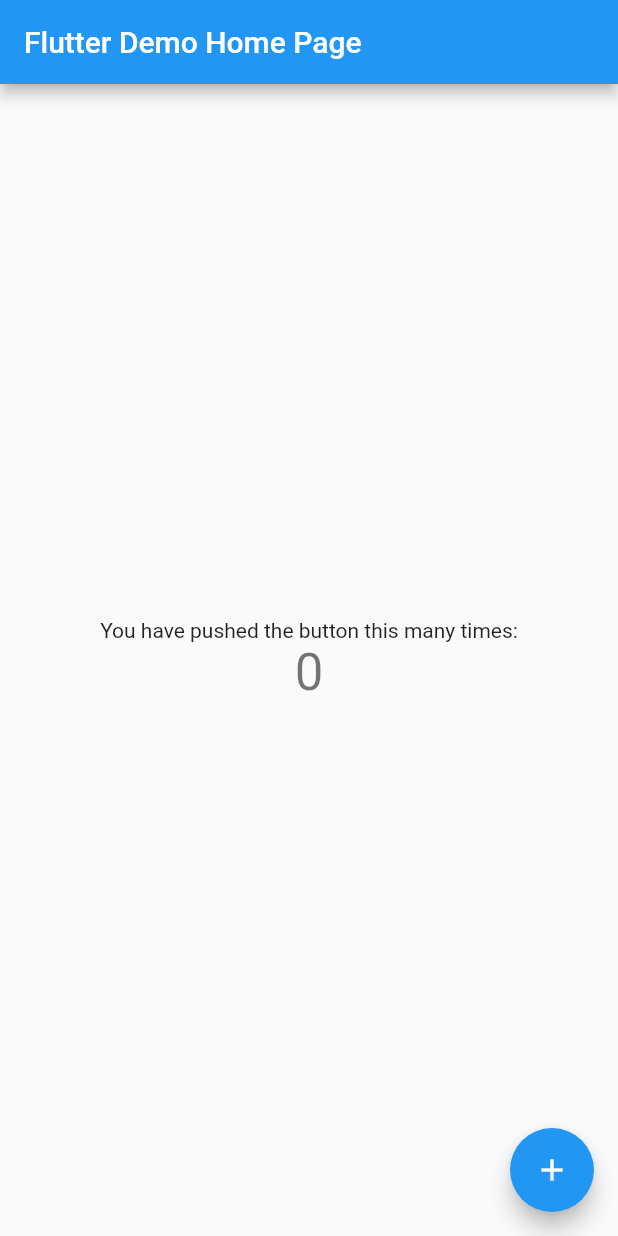
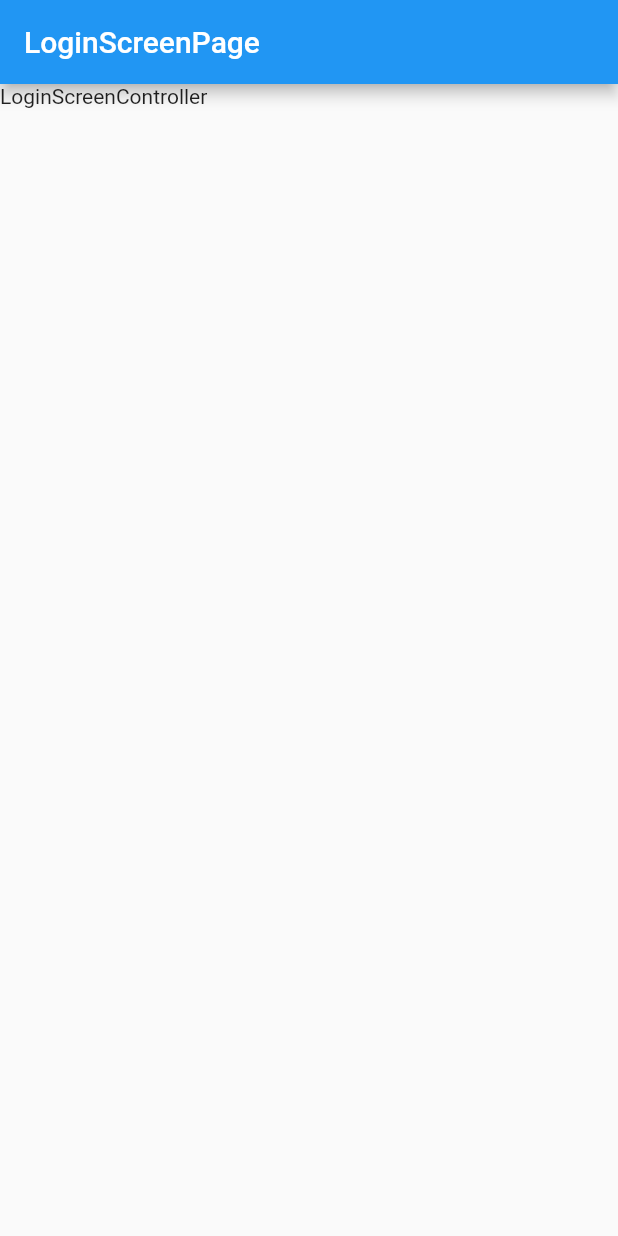
Before and after one commit to CIS-4935-Capstone-Project/munchease_frontend, a Flutter app: the screen it shows after launch, on a phone screen of 412 x 824 dp. Run offline on Flutter 3.47's test engine with Material 2 defaults, Android fonts, the phone set to English and light mode, and no system bars; our stand-ins replace get.

```diff
--- /dev/null
+++ b/lib/controllers/login_screen_controller.dart
@@ -0,0 +1,12 @@
+import 'dart:developer';
+
+import 'package:get/get.dart';
+
+// Controlls the login screen interactions
+class LoginScreenController extends GetxController {
+  // When the controller get initialized
+  @override
+  void onInit() {
+    super.onInit();
+  }
+}
--- a/lib/main.dart
+++ b/lib/main.dart
@@ -1,115 +1,23 @@
 import 'package:flutter/material.dart';
+import 'package:get/get.dart';
+import 'package:munchease/utils/app_bindings.dart';
+
+import 'utils/app_pages.dart';
 
 void main() {
-  runApp(const MyApp());
+  runApp(const MainApp());
 }
 
-class MyApp extends StatelessWidget {
-  const MyApp({super.key});
-
-  // This widget is the root of your application.
+class MainApp extends StatelessWidget {
+  const MainApp({super.key});
   @override
   Widget build(BuildContext context) {
-    return MaterialApp(
-      title: 'Flutter Demo',
-      theme: ThemeData(
-        // This is the theme of your application.
-        //
-        // Try running your application with "flutter run". You'll see the
-        // application has a blue toolbar. Then, without quitting the app, try
-        // changing the primarySwatch below to Colors.green and then invoke
-        // "hot reload" (press "r" in the console where you ran "flutter run",
-        // or simply save your changes to "hot reload" in a Flutter IDE).
-        // Notice that the counter didn't reset back to zero; the application
-        // is not restarted.
-        primarySwatch: Colors.blue,
-      ),
-      home: const MyHomePage(title: 'Flutter Demo Home Page'),
-    );
+    return GetMaterialApp(
+        // Run some initial bindings for controllers.
+        initialBinding: AppBinding(),
+        // The initial route this can be changed to the splash screen route as well.
+        initialRoute: '/',
+        // Predefined pages.
+        getPages: AppPages.pages);
   }
 }
-
-class MyHomePage extends StatefulWidget {
-  const MyHomePage({super.key, required this.title});
-
-  // This widget is the home page of your application. It is stateful, meaning
-  // that it has a State object (defined below) that contains fields that affect
-  // how it looks.
-
-  // This class is the configuration for the state. It holds the values (in this
-  // case the title) provided by the parent (in this case the App widget) and
-  // used by the build method of the State. Fields in a Widget subclass are
-  // always marked "final".
-
-  final String title;
-
-  @override
-  State<MyHomePage> createState() => _MyHomePageState();
-}
-
-class _MyHomePageState extends State<MyHomePage> {
-  int _counter = 0;
-
-  void _incrementCounter() {
-    setState(() {
-      // This call to setState tells the Flutter framework that something has
-      // changed in this State, which causes it to rerun the build method below
-      // so that the display can reflect the updated values. If we changed
-      // _counter without calling setState(), then the build method would not be
-      // called again, and so nothing would appear to happen.
-      _counter++;
-    });
-  }
-
-  @override
-  Widget build(BuildContext context) {
-    // This method is rerun every time setState is called, for instance as done
-    // by the _incrementCounter method above.
-    //
-    // The Flutter framework has been optimized to make rerunning build methods
-    // fast, so that you can just rebuild anything that needs updating rather
-    // than having to individually change instances of widgets.
-    return Scaffold(
-      appBar: AppBar(
-        // Here we take the value from the MyHomePage object that was created by
-        // the App.build method, and use it to set our appbar title.
-        title: Text(widget.title),
-      ),
-      body: Center(
-        // Center is a layout widget. It takes a single child and positions it
-        // in the middle of the parent.
-        child: Column(
-          // Column is also a layout widget. It takes a list of children and
-          // arranges them vertically. By default, it sizes itself to fit its
-          // children horizontally, and tries to be as tall as its parent.
-          //
-          // Invoke "debug painting" (press "p" in the console, choose the
-          // "Toggle Debug Paint" action from the Flutter Inspector in Android
-          // Studio, or the "Toggle Debug Paint" command in Visual Studio Code)
-          // to see the wireframe for each widget.
-          //
-          // Column has various properties to control how it sizes itself and
-          // how it positions its children. Here we use mainAxisAlignment to
-          // center the children vertically; the main axis here is the vertical
-          // axis because Columns are vertical (the cross axis would be
-          // horizontal).
-          mainAxisAlignment: MainAxisAlignment.center,
-          children: <Widget>[
-            const Text(
-              'You have pushed the button this many times:',
-            ),
-            Text(
-              '$_counter',
-              style: Theme.of(context).textTheme.headline4,
-            ),
-          ],
-        ),
-      ),
-      floatingActionButton: FloatingActionButton(
-        onPressed: _incrementCounter,
-        tooltip: 'Increment',
-        child: const Icon(Icons.add),
-      ), // This trailing comma makes auto-formatting nicer for build methods.
-    );
-  }
-}
--- /dev/null
+++ b/lib/screens/login_screen.dart
@@ -0,0 +1,15 @@
+import 'package:flutter/material.dart';
+import 'package:get/get.dart';
+import 'package:munchease/controllers/login_screen_controller.dart';
+
+// The UI for the login screen.
+class LoginScreen extends GetView<LoginScreenController> {
+  const LoginScreen({super.key});
+
+  @override
+  Widget build(BuildContext context) {
+    return Scaffold(
+        appBar: AppBar(title: Text('LoginScreenPage')),
+        body: const SafeArea(child: Text('LoginScreenController')));
+  }
+}
--- /dev/null
+++ b/lib/utils/app_bindings.dart
@@ -0,0 +1,13 @@
+import 'dart:developer';
+
+import 'package:get/get.dart';
+import 'package:munchease/controllers/login_screen_controller.dart';
+
+// Global binding for the app
+class AppBinding implements Bindings {
+  @override
+  void dependencies() {
+    log('Loading Controllers', name: '${this.runtimeType}');
+    Get.put(LoginScreenController());
+  }
+}
--- /dev/null
+++ b/lib/utils/app_pages.dart
@@ -0,0 +1,11 @@
+import 'package:get/get.dart';
+import '../screens/login_screen.dart';
+part 'app_routes.dart';
+
+// Define pages here
+abstract class AppPages {
+  static final pages = [
+    // TODO: add new GetPages by typing getpageroute
+    GetPage(name: Routes.INITIAL, page: () => const LoginScreen())
+  ];
+}
--- /dev/null
+++ b/lib/utils/app_routes.dart
@@ -0,0 +1,11 @@
+part of 'app_pages.dart';
+
+// Define the strings for the routes here
+abstract class Routes {
+  // TODO: add new routes by typing getroute
+  static const INITIAL = '/';
+  static const LOGIN = '/login';
+  static const HOME = '/home';
+  static const REGISTER = '/register';
+  static const SPLASH = '/splash';
+}
--- a/pubspec.yaml
+++ b/pubspec.yaml
@@ -31,6 +31,8 @@ environment:
 dependencies:
   flutter:
     sdk: flutter
+  # TODO: add dependencies after this line
+  get: ^4.6.5
 
 
   # The following adds the Cupertino Icons font to your application.
```
Also changed, not shown: pubspec.lock, 1 other file.
